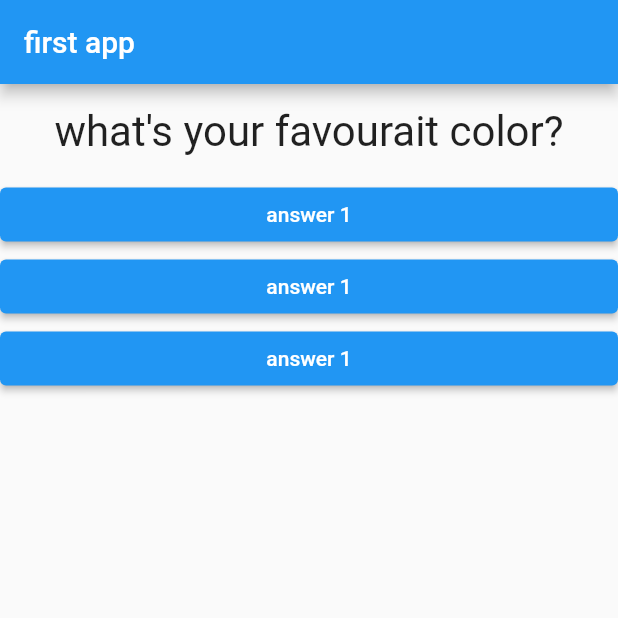
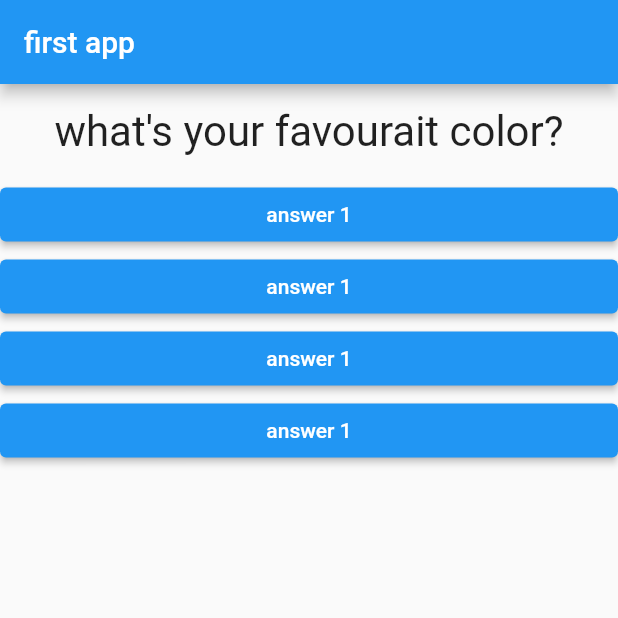
Before and after one commit to niguns7/QuizApp--flutter-, a Flutter app: the screen it shows after launch, on a phone screen of 412 x 824 dp, the top half of it. Run offline on Flutter 3.47's test engine with Material 2 defaults, Android fonts, the phone set to English and light mode, and no system bars.

Commit message:
answer passed dynamically

```diff
--- a/lib/answer.dart
+++ b/lib/answer.dart
@@ -2,7 +2,9 @@ import 'package:flutter/material.dart';
 
 class Answer extends StatelessWidget {
   final Function SelectHandler;
-  Answer(this.SelectHandler);
+  final String answerText;
+
+  Answer(this.SelectHandler, this.answerText);
 
   @override
   Widget build(BuildContext context) {
--- a/lib/main.dart
+++ b/lib/main.dart
@@ -55,9 +55,10 @@ class _MyAppState extends State<MyApp> {
             Question(
               questions[_questionIndex]['questionText'], //passing a key
             ),
-            Answer(_answerQuestion),
-            Answer(_answerQuestion),
-            Answer(_answerQuestion),
+            ...(questions[_questionIndex]['answers'] as List<String>)
+            .map((answer) {
+              return Answer(_answerQuestion, answer);
+        }).toList()
           ],
         ),
       ),
```
